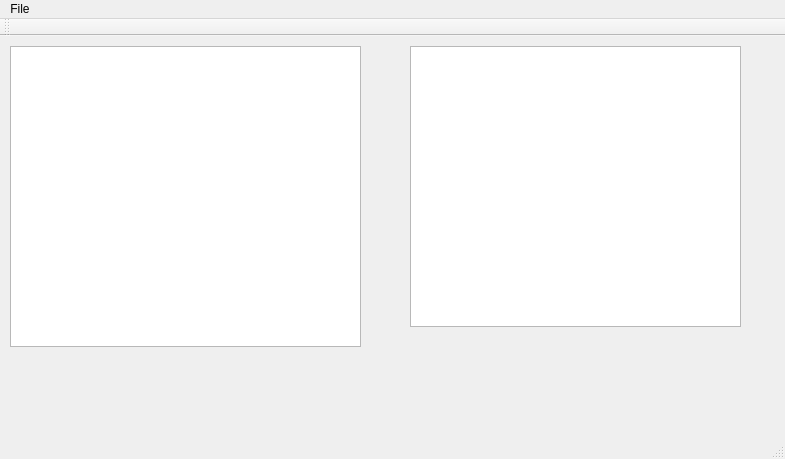
First picture: the form in turi/mainwindow.ui, repository traumgedanken/turing-visual, before the edit.
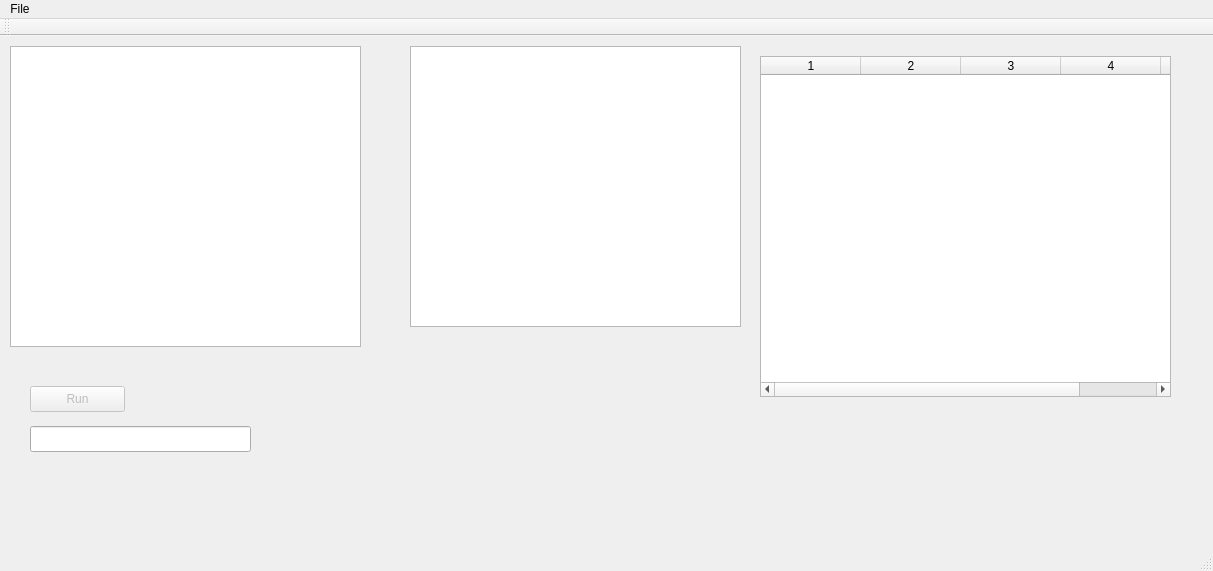
Second picture: the form after the edit.

```diff
--- a/turi/mainwindow.ui
+++ b/turi/mainwindow.ui
@@ -6,8 +6,8 @@
    <rect>
     <x>0</x>
     <y>0</y>
-    <width>785</width>
-    <height>459</height>
+    <width>1213</width>
+    <height>571</height>
    </rect>
   </property>
   <property name="windowTitle">
@@ -33,6 +33,75 @@
       <height>281</height>
      </rect>
     </property>
+    <property name="font">
+     <font>
+      <family>FreeSans</family>
+      <pointsize>11</pointsize>
+     </font>
+    </property>
+   </widget>
+   <widget class="QTableWidget" name="tableWidget">
+    <property name="geometry">
+     <rect>
+      <x>760</x>
+      <y>20</y>
+      <width>411</width>
+      <height>341</height>
+     </rect>
+    </property>
+    <property name="lineWidth">
+     <number>1</number>
+    </property>
+    <property name="rowCount">
+     <number>0</number>
+    </property>
+    <property name="columnCount">
+     <number>5</number>
+    </property>
+    <column/>
+    <column/>
+    <column/>
+    <column/>
+    <column/>
+   </widget>
+   <widget class="QPushButton" name="runBtn">
+    <property name="enabled">
+     <bool>false</bool>
+    </property>
+    <property name="geometry">
+     <rect>
+      <x>30</x>
+      <y>350</y>
+      <width>95</width>
+      <height>26</height>
+     </rect>
+    </property>
+    <property name="text">
+     <string>Run</string>
+    </property>
+   </widget>
+   <widget class="QLineEdit" name="inputEdit">
+    <property name="geometry">
+     <rect>
+      <x>30</x>
+      <y>390</y>
+      <width>221</width>
+      <height>26</height>
+     </rect>
+    </property>
+   </widget>
+   <widget class="QLabel" name="outputResult">
+    <property name="geometry">
+     <rect>
+      <x>30</x>
+      <y>430</y>
+      <width>231</width>
+      <height>18</height>
+     </rect>
+    </property>
+    <property name="text">
+     <string/>
+    </property>
    </widget>
   </widget>
   <widget class="QStatusBar" name="statusBar"/>
@@ -49,7 +118,7 @@
     <rect>
      <x>0</x>
      <y>0</y>
-     <width>785</width>
+     <width>1213</width>
      <height>23</height>
     </rect>
    </property>
```
Left out of the diff: 5 changed lines with no effect on the pictures.
